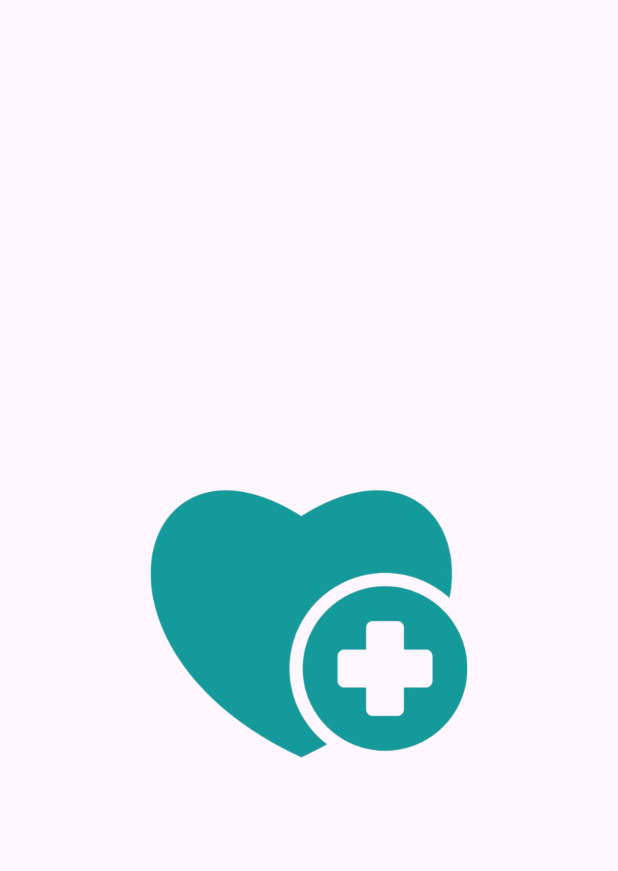
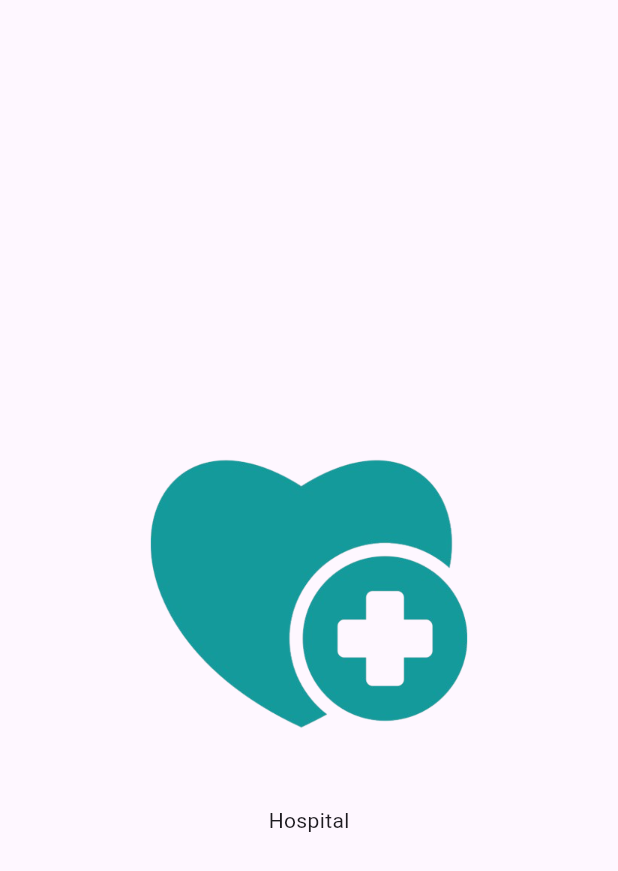
Before and after one commit to AthiraaAthi/hospitalManagement_ui, a Flutter app: the screen it shows after launch, on a phone screen of 412 x 824 dp. Shown: the top 871 px of the screen. Run offline on Flutter 3.47's test engine with Material 3 defaults, Android fonts, the phone set to English and light mode, and no system bars.

Commit message:
added text label "Hospital" with spacing to splash screen

```diff
--- a/lib/view/splash/splash_screen.dart
+++ b/lib/view/splash/splash_screen.dart
@@ -21,7 +21,12 @@ class SplashScreen extends StatelessWidget {
                   fit: BoxFit.cover,
                 ),
               ),
-            )
+            ),
+            SizedBox(height: 20),
+            Text(
+              "Hospital",
+              style: TextStyle(),
+            ),
           ],
         ),
       ),
```
